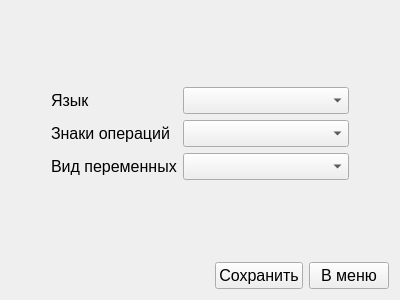
Above: Source_Code/settings.ui from KeltorHD/LogicExpressionGenerator before the change. Below: the same form after it.
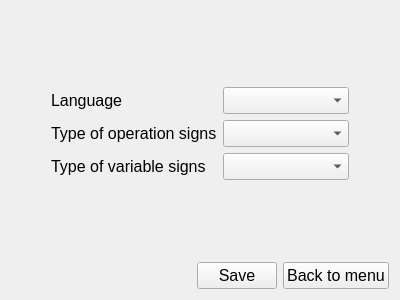
That is the form after the change.

Commit message: Релиз версии 1.2 - Локализация, изменение вида переменных и операций

Diff of the .ui file:
```diff
--- a/Source_Code/settings.ui
+++ b/Source_Code/settings.ui
@@ -64,7 +64,7 @@
             </font>
            </property>
            <property name="text">
-            <string>Язык</string>
+            <string>Language</string>
            </property>
           </widget>
          </item>
@@ -76,7 +76,7 @@
             </font>
            </property>
            <property name="text">
-            <string>Знаки операций</string>
+            <string>Type of operation signs</string>
            </property>
           </widget>
          </item>
@@ -89,7 +89,7 @@
             </font>
            </property>
            <property name="text">
-            <string>Вид переменных</string>
+            <string>Type of variable signs</string>
            </property>
           </widget>
          </item>
@@ -193,7 +193,7 @@
           </font>
          </property>
          <property name="text">
-          <string>Сохранить</string>
+          <string>Save</string>
          </property>
         </widget>
        </item>
@@ -205,7 +205,7 @@
           </font>
          </property>
          <property name="text">
-          <string>В меню</string>
+          <string>Back to menu</string>
          </property>
         </widget>
        </item>
```
The commit also changes 30 other files.
